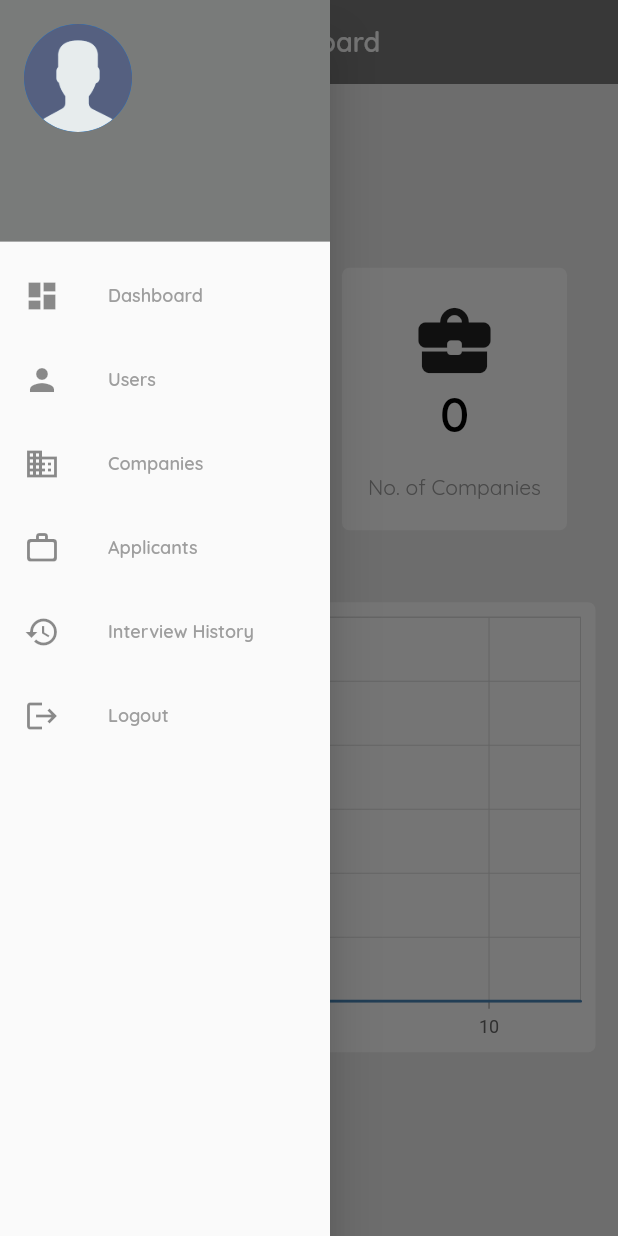
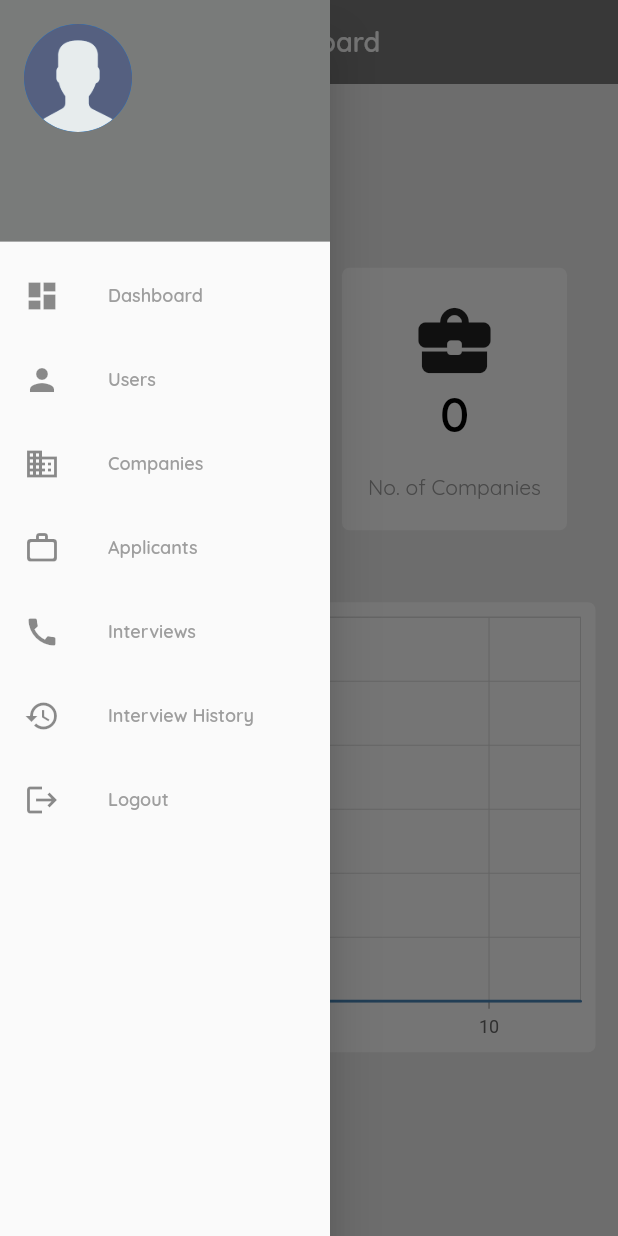
Before and after one commit to Lans12345/NatCorp_Admin, a Flutter app: the screen it shows once a user with an empty profile is signed in, with the side drawer open, on a phone screen of 412 x 824 dp. Run offline on Flutter 3.47's test engine with Material 2 defaults, Android fonts, the phone set to English and light mode, and no system bars; our stand-ins replace cloud_firestore, date_time_picker, firebase_auth, firebase_core, firebase_storage, fluttertoast and 3 more; accounts and stored records are empty.

Commit message:
added interview page

```diff
--- a/lib/widgets/drawer_widget.dart
+++ b/lib/widgets/drawer_widget.dart
@@ -8,6 +8,7 @@ import 'package:nat_corp_admin/screens/home_screen.dart';
 import 'package:nat_corp_admin/screens/pages/applicants_page.dart';
 import 'package:nat_corp_admin/screens/pages/companies_page.dart';
 import 'package:nat_corp_admin/screens/pages/interview_history_page.dart';
+import 'package:nat_corp_admin/screens/pages/interview_page.dart';
 import 'package:nat_corp_admin/screens/pages/users_page.dart';
 import 'package:nat_corp_admin/utils/colors.dart';
 import 'package:nat_corp_admin/widgets/text_widget.dart';
@@ -114,6 +115,18 @@ class _MyDrawerState extends State<DrawerWidget> {
               },
             ),
             ListTile(
+              leading: const Icon(Icons.call),
+              title: TextBold(
+                text: 'Interviews',
+                fontSize: 12,
+                color: Colors.grey,
+              ),
+              onTap: () {
+                Navigator.of(context).pushReplacement(MaterialPageRoute(
+                    builder: (context) => const InterviewPage()));
+              },
+            ),
+            ListTile(
               leading: const Icon(Icons.history),
               title: TextBold(
                 text: 'Interview History',
```
Also changed, not shown: lib/screens/pages/interview_page.dart (+12 -15 lines).
